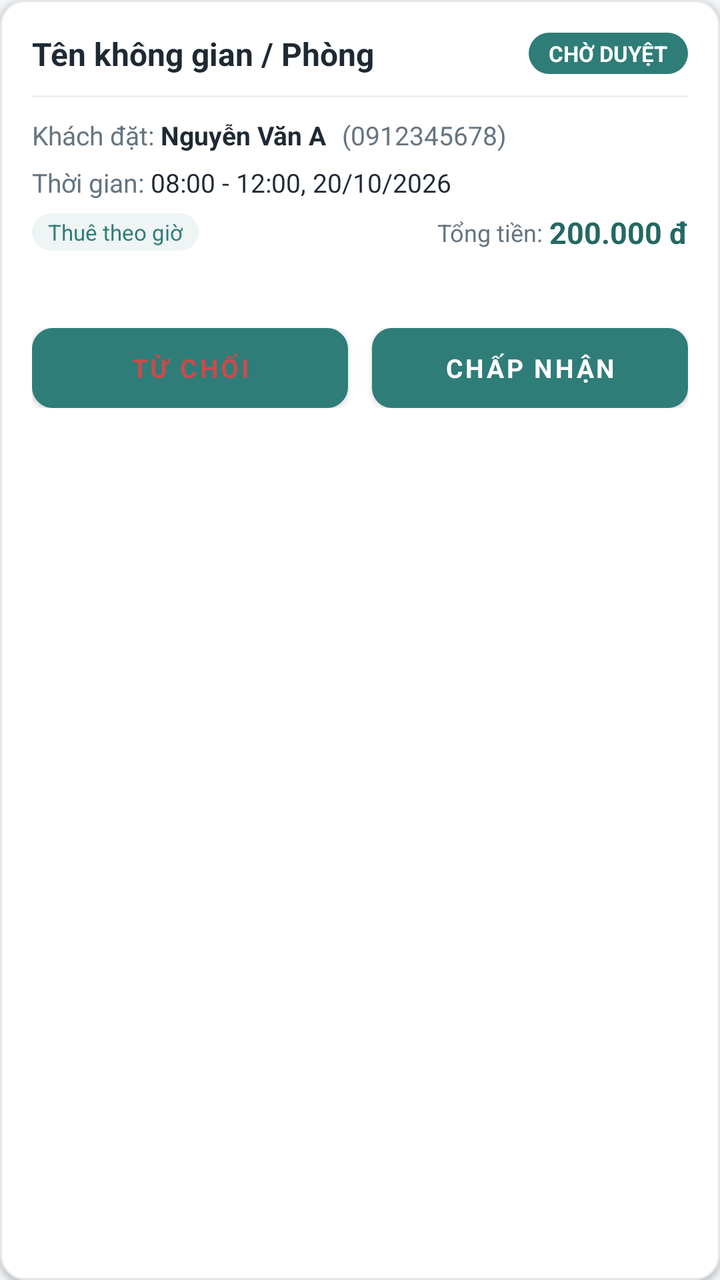
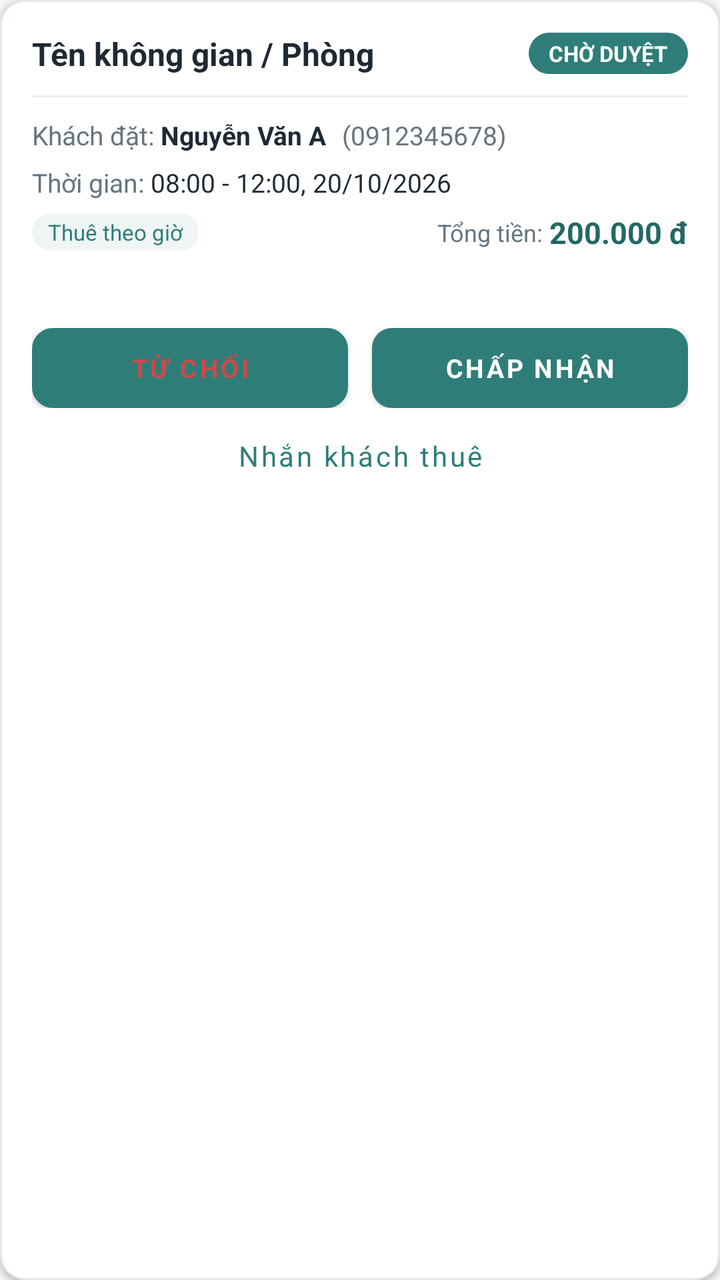

Two renders of the same Android screen: before a commit and after it. Below are the layout's source before the change and the commit's diff.
<!-- AndroidManifest.xml: application theme Theme.BroomSharing -->
<!-- res/layout/item_host_booking.xml -->
<?xml version="1.0" encoding="utf-8"?>
<LinearLayout xmlns:android="http://schemas.android.com/apk/res/android"
    android:layout_width="match_parent"
    android:layout_height="wrap_content"
    android:layout_marginBottom="12dp"
    android:background="@drawable/bg_card"
    android:elevation="2dp"
    android:orientation="vertical"
    android:padding="16dp">

    
    <LinearLayout
        android:layout_width="match_parent"
        android:layout_height="wrap_content"
        android:gravity="center_vertical"
        android:orientation="horizontal">

        <TextView
            android:id="@+id/tvRoomName"
            android:layout_width="0dp"
            android:layout_height="wrap_content"
            android:layout_weight="1"
            android:ellipsize="end"
            android:maxLines="1"
            android:text="Tên không gian / Phòng"
            android:textColor="@color/text_primary"
            android:textSize="16sp"
            android:textStyle="bold" />

        <TextView
            android:id="@+id/tvStatusBadge"
            android:layout_width="wrap_content"
            android:layout_height="wrap_content"
            android:background="@drawable/bg_chip_selected"
            android:paddingStart="10dp"
            android:paddingTop="3dp"
            android:paddingEnd="10dp"
            android:paddingBottom="3dp"
            android:text="CHỜ DUYỆT"
            android:textColor="@color/white"
            android:textSize="11sp"
            android:textStyle="bold" />
    </LinearLayout>

    <View
        android:layout_width="match_parent"
        android:layout_height="1dp"
        android:layout_marginTop="10dp"
        android:layout_marginBottom="10dp"
        android:background="#EEEEEE" />

    
    <LinearLayout
        android:layout_width="match_parent"
        android:layout_height="wrap_content"
        android:orientation="horizontal">

        <TextView
            android:layout_width="wrap_content"
            android:layout_height="wrap_content"
            android:text="Khách đặt: "
            android:textColor="@color/text_secondary"
            android:textSize="13sp" />

        <TextView
            android:id="@+id/tvGuestName"
            android:layout_width="wrap_content"
            android:layout_height="wrap_content"
            android:text="Nguyễn Văn A"
            android:textColor="@color/text_primary"
            android:textSize="13sp"
            android:textStyle="bold" />

        <TextView
            android:id="@+id/tvGuestPhone"
            android:layout_width="wrap_content"
            android:layout_height="wrap_content"
            android:layout_marginStart="8dp"
            android:text="(0912345678)"
            android:textColor="@color/text_secondary"
            android:textSize="13sp" />
    </LinearLayout>

    
    <LinearLayout
        android:layout_width="match_parent"
        android:layout_height="wrap_content"
        android:layout_marginTop="6dp"
        android:orientation="horizontal">

        <TextView
            android:layout_width="wrap_content"
            android:layout_height="wrap_content"
            android:text="Thời gian: "
            android:textColor="@color/text_secondary"
            android:textSize="13sp" />

        <TextView
            android:id="@+id/tvBookingTime"
            android:layout_width="0dp"
            android:layout_height="wrap_content"
            android:layout_weight="1"
            android:text="08:00 - 12:00, 20/10/2026"
            android:textColor="@color/text_primary"
            android:textSize="13sp" />
    </LinearLayout>

    
    <LinearLayout
        android:layout_width="match_parent"
        android:layout_height="wrap_content"
        android:layout_marginTop="6dp"
        android:gravity="center_vertical"
        android:orientation="horizontal">

        <TextView
            android:id="@+id/tvModeBadge"
            android:layout_width="wrap_content"
            android:layout_height="wrap_content"
            android:background="@drawable/bg_chip"
            android:paddingStart="8dp"
            android:paddingTop="2dp"
            android:paddingEnd="8dp"
            android:paddingBottom="2dp"
            android:text="Thuê theo giờ"
            android:textColor="@color/teal"
            android:textSize="11sp" />

        <View
            android:layout_width="0dp"
            android:layout_height="1dp"
            android:layout_weight="1" />

        <TextView
            android:layout_width="wrap_content"
            android:layout_height="wrap_content"
            android:text="Tổng tiền: "
            android:textColor="@color/text_secondary"
            android:textSize="12sp" />

        <TextView
            android:id="@+id/tvTotalAmount"
            android:layout_width="wrap_content"
            android:layout_height="wrap_content"
            android:text="200.000 đ"
            android:textColor="@color/teal_dark"
            android:textSize="15sp"
            android:textStyle="bold" />
    </LinearLayout>

    <TextView android:id="@+id/tvPriceSnapshot" android:layout_width="match_parent" android:layout_height="wrap_content" android:layout_marginTop="8dp" android:textColor="@color/text_secondary" android:textSize="13sp" />
    <Button android:id="@+id/btnProgress" android:layout_width="match_parent" android:layout_height="wrap_content" android:visibility="gone" />
    
    <TextView
        android:id="@+id/tvRejectionReason"
        android:layout_width="match_parent"
        android:layout_height="wrap_content"
        android:layout_marginTop="8dp"
        android:background="#FFEBEE"
        android:padding="8dp"
        android:text="Lý do từ chối: Phòng trùng lịch bảo trì."
        android:textColor="@color/danger"
        android:textSize="12sp"
        android:visibility="gone" />

    
    <LinearLayout
        android:id="@+id/layoutActions"
        android:layout_width="match_parent"
        android:layout_height="wrap_content"
        android:layout_marginTop="12dp"
        android:orientation="horizontal"
        android:visibility="visible">

        <Button
            android:id="@+id/btnReject"
            android:layout_width="0dp"
            android:layout_height="40dp"
            android:layout_marginEnd="6dp"
            android:layout_weight="1"
            android:background="@drawable/bg_button_outline"
            android:text="Từ chối"
            android:textColor="@color/danger"
            android:textSize="13sp"
            android:textStyle="bold" />

        <Button
            android:id="@+id/btnAccept"
            android:layout_width="0dp"
            android:layout_height="40dp"
            android:layout_marginStart="6dp"
            android:layout_weight="1"
            android:background="@drawable/bg_button_primary"
            android:text="Chấp nhận"
            android:textColor="@color/white"
            android:textSize="13sp"
            android:textStyle="bold" />
    </LinearLayout>

</LinearLayout>
<!-- resources referenced by this layout -->
<resources>
  <color name="danger">#C94B4B</color>
  <color name="teal">#2F7D78</color>
  <color name="teal_dark">#246863</color>
  <color name="text_primary">#1F2933</color>
  <color name="text_secondary">#667580</color>
  <color name="white">#FFFFFF</color>
  <!-- drawable bg_button_outline (drawable) -->
  <shape xmlns:android="http://schemas.android.com/apk/res/android" android:shape="rectangle">
      <solid android:color="@color/white" />
      <corners android:radius="10dp" />
      <stroke android:width="1dp" android:color="@color/teal" />
  </shape>
  <!-- drawable bg_button_primary (drawable) -->
  <shape xmlns:android="http://schemas.android.com/apk/res/android" android:shape="rectangle">
      <solid android:color="@color/teal" />
      <corners android:radius="10dp" />
  </shape>
  <!-- drawable bg_card (drawable) -->
  <shape xmlns:android="http://schemas.android.com/apk/res/android" android:shape="rectangle">
      <solid android:color="@color/white" />
      <corners android:radius="12dp" />
      <stroke android:width="1dp" android:color="@color/border" />
  </shape>
  <!-- drawable bg_chip (drawable) -->
  <shape xmlns:android="http://schemas.android.com/apk/res/android" android:shape="rectangle">
      <solid android:color="@color/chip_bg" />
      <corners android:radius="50dp" />
  </shape>
  <!-- drawable bg_chip_selected (drawable) -->
  <shape xmlns:android="http://schemas.android.com/apk/res/android" android:shape="rectangle">
      <solid android:color="@color/teal" />
      <corners android:radius="50dp" />
  </shape>
  <style name="Theme.BroomSharing" parent="Theme.MaterialComponents.DayNight.NoActionBar">
          <item name="colorPrimary">@color/teal</item>
          <item name="colorSecondary">@color/teal</item>
          <item name="colorPrimaryVariant">@color/teal_dark</item>
          <item name="colorOnPrimary">@color/white</item>
          <item name="android:fontFamily">sans-serif</item>
          <item name="android:windowLightStatusBar">true</item>
          <item name="android:statusBarColor">@color/white</item>
          <item name="android:navigationBarColor">@color/white</item>
          <item name="android:windowBackground">@color/screen_bg</item>
      </style>
  <color name="border">#E3E8EC</color>
  <color name="chip_bg">#EEF5F4</color>
  <color name="screen_bg">#F5F7F8</color>
</resources>

<!-- the commit's change to res/layout/item_host_booking.xml (unified diff, before → after) -->
@@ -197,4 +197,6 @@
             android:textStyle="bold" />
     </LinearLayout>
 
+    <com.google.android.material.button.MaterialButton android:id="@+id/btnChatGuest" style="@style/Widget.MaterialComponents.Button.TextButton" android:layout_width="match_parent" android:layout_height="wrap_content" android:text="Nhắn khách thuê" android:textAllCaps="false" />
+    <com.google.android.material.button.MaterialButton android:id="@+id/btnCancelByHost" style="@style/Widget.MaterialComponents.Button.OutlinedButton" android:layout_width="match_parent" android:layout_height="wrap_content" android:text="Hủy đặt chỗ của khách" android:textAllCaps="false" android:visibility="gone" />
 </LinearLayout>
